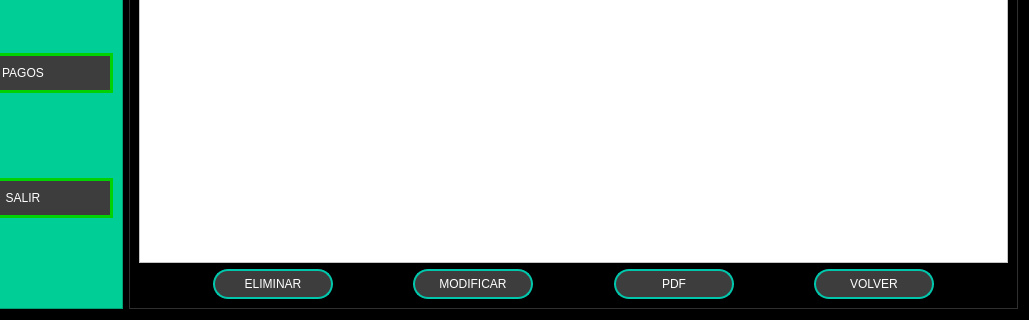
MartinFernandezSantia/AplicacionPyThonPyQT6, file Front/Proyecto_Inmobiliaria.ui: the form before one commit; both pictures show x 88 to 1117 and y 422 to 742 of the 1117 by 742 pixel window.
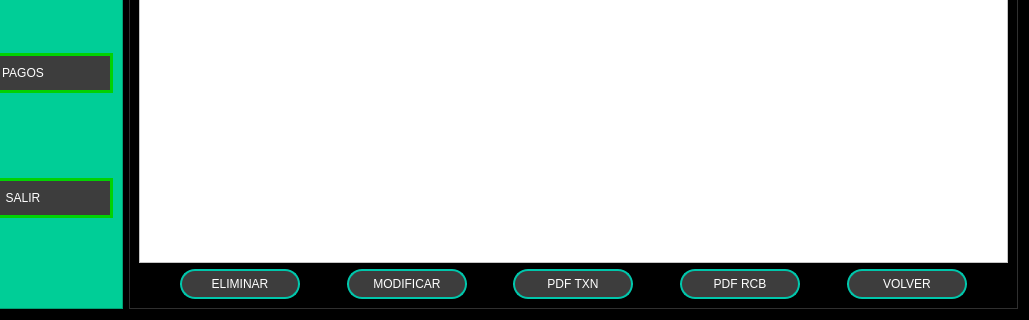
The form after the commit. The open tabs and pages were chosen to show the change. Icons and pictures are not drawn.

Commit message: sE AGREGO BOTON DE pdf resivo

```diff
--- a/Front/Proyecto_Inmobiliaria.ui
+++ b/Front/Proyecto_Inmobiliaria.ui
@@ -747,7 +747,7 @@
                       </size>
                      </property>
                      <property name="text">
-                      <string>PDF</string>
+                      <string>PDF TXN</string>
                      </property>
                      <property name="icon">
                       <iconset>
@@ -762,7 +762,37 @@
                      </property>
                      <property name="sizeHint" stdset="0">
                       <size>
-                       <width>40</width>
+                       <width>18</width>
+                       <height>20</height>
+                      </size>
+                     </property>
+                    </spacer>
+                   </item>
+                   <item>
+                    <widget class="QPushButton" name="bt_pdf_transaccion_4">
+                     <property name="minimumSize">
+                      <size>
+                       <width>120</width>
+                       <height>30</height>
+                      </size>
+                     </property>
+                     <property name="text">
+                      <string>PDF RCB</string>
+                     </property>
+                     <property name="icon">
+                      <iconset>
+                       <normaloff>img/file-text.svg</normaloff>img/file-text.svg</iconset>
+                     </property>
+                    </widget>
+                   </item>
+                   <item>
+                    <spacer name="horizontalSpacer_206">
+                     <property name="orientation">
+                      <enum>Qt::Orientation::Horizontal</enum>
+                     </property>
+                     <property name="sizeHint" stdset="0">
+                      <size>
+                       <width>18</width>
                        <height>20</height>
                       </size>
                      </property>
```
Left out of the diff: 2 changed lines with no effect on the pictures.
